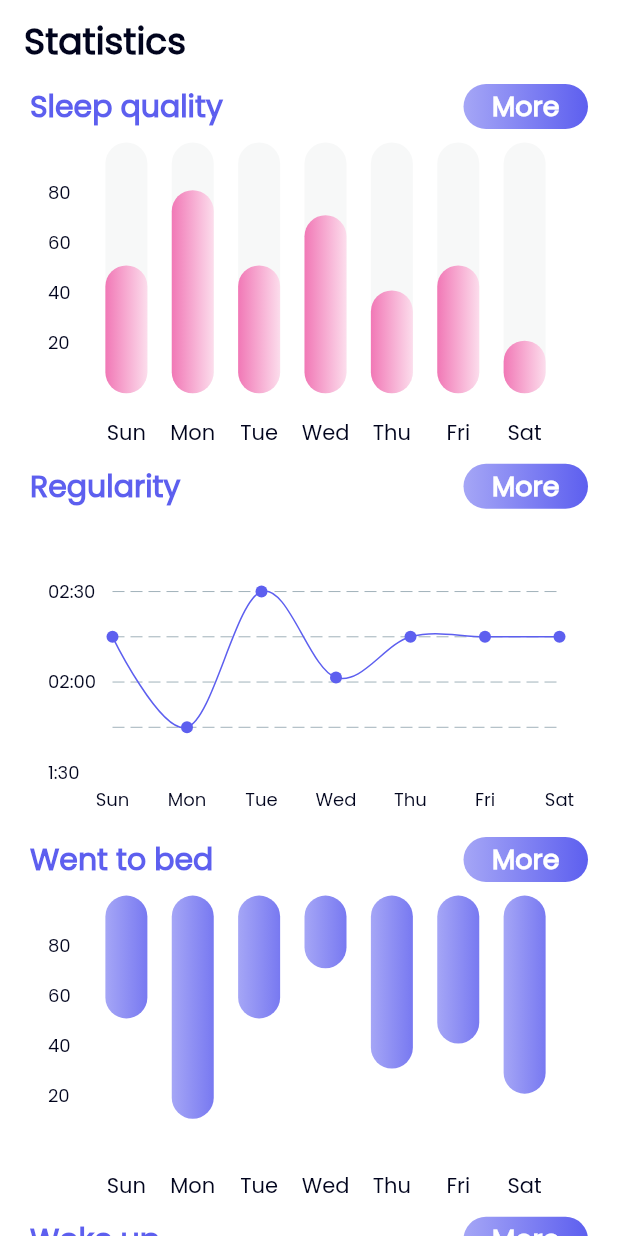
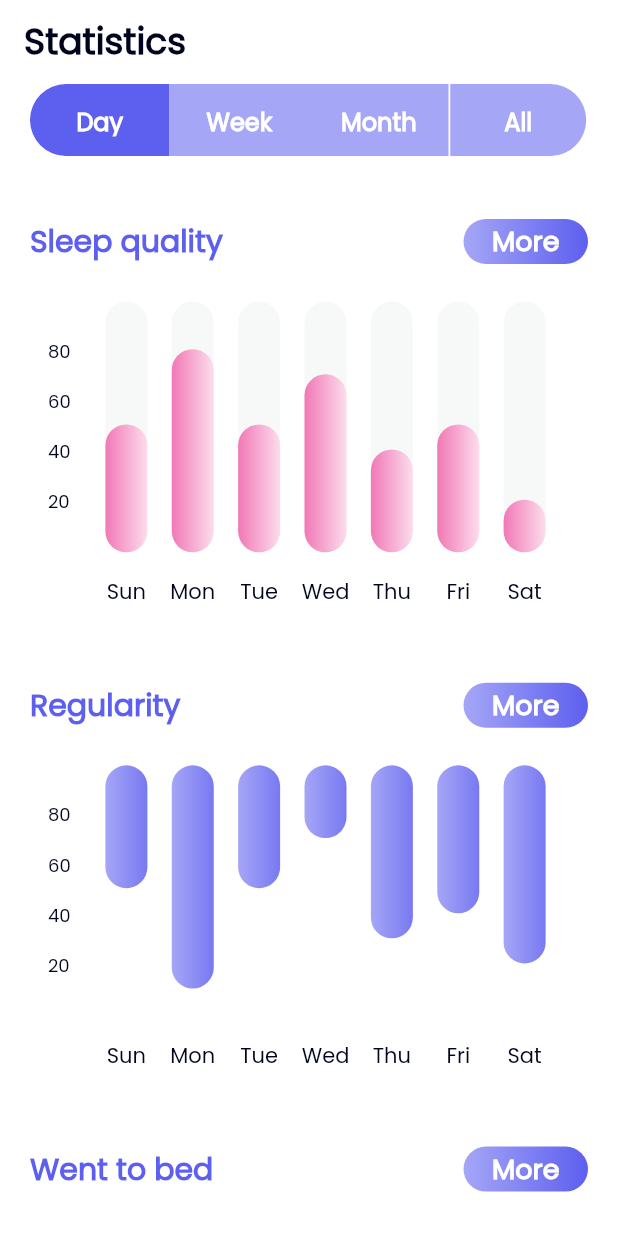
Before and after one commit to raaz0n/sleepfit, a Flutter app: the StatisticsScreen screen opened directly, on a phone screen of 412 x 824 dp. Run offline on Flutter 3.47's test engine with Material 2 defaults, Android fonts, the phone set to English and light mode, and no system bars; drawn by our look-alikes of fl_chart; our stand-ins replace date_picker_timeline, flutter_svg, flutter_time_picker_spinner, font_awesome_flutter, percent_indicator.

Commit message:
Statistics tab bar

```diff
--- a/lib/common/color.manager.dart
+++ b/lib/common/color.manager.dart
@@ -5,6 +5,7 @@ class ColorManager {
   static Color titleText = HexColor.fromHex("#5D5FEF");
   static Color subTitle = HexColor.fromHex("#01041D");
   static Color white = HexColor.fromHex("#FFFFFF");
+  static Color unTabColor = HexColor.fromHex("#A5A6F6");
 }
 
 extension HexColor on Color {
--- a/lib/common/string.manager.dart
+++ b/lib/common/string.manager.dart
@@ -23,4 +23,5 @@ class AppStrings {
   static const String wentToBed = "Went to bed";
   static const String wokeUp = "Woke up";
   static const String timeInBed = "Time in bed";
+  static const String profile = "Profile";
 }
--- a/lib/common/value.manager.dart
+++ b/lib/common/value.manager.dart
@@ -14,6 +14,7 @@ class AppPadding {
   static const double p16 = 16.0;
   static const double p18 = 18.0;
   static const double p20 = 20.0;
+  static const double p25 = 25.0;
 }
 
 class AppSize {
--- a/lib/pages/Statistics/statistics.screen.dart
+++ b/lib/pages/Statistics/statistics.screen.dart
@@ -3,7 +3,7 @@ import 'package:sleepfit/common/color.manager.dart';
 import 'package:sleepfit/common/font.manager.dart';
 import 'package:sleepfit/common/string.manager.dart';
 import 'package:sleepfit/pages/Statistics/widgets/heading.widget.dart';
-import 'package:sleepfit/widgets/line.chart.widget.dart';
+import 'package:sleepfit/pages/Statistics/widgets/topTabBar.widget.dart';
 
 import '../../common/value.manager.dart';
 import 'widgets/bar.chart.widget.dart';
@@ -37,15 +37,40 @@ class StatisticsScreen extends StatelessWidget {
               mainAxisAlignment: MainAxisAlignment.start,
               crossAxisAlignment: CrossAxisAlignment.start,
               children: const [
+                TopTabBarWidget(),
+                SizedBox(
+                  height: AppSize.s40,
+                ),
                 HeadingWidget(title: AppStrings.sleepQuality),
+                SizedBox(
+                  height: AppSize.s16,
+                ),
                 BarChartSample(),
+                SizedBox(
+                  height: AppSize.s40,
+                ),
                 HeadingWidget(title: AppStrings.regularity),
+                SizedBox(
+                  height: AppSize.s16,
+                ),
+                BarChartSample2(),
+                SizedBox(
+                  height: AppSize.s40,
+                ),
+                HeadingWidget(title: AppStrings.wentToBed),
                 LineChartWidget2(),
-                HeadingWidget(title: AppStrings.wentToBed),
-                BarChartSample2(),
+                SizedBox(
+                  height: AppSize.s40,
+                ),
                 HeadingWidget(title: AppStrings.wokeUp),
-                LineChartWidget(),
+                LineChartWidget2(),
+                SizedBox(
+                  height: AppSize.s40,
+                ),
                 HeadingWidget(title: AppStrings.timeInBed),
+                SizedBox(
+                  height: AppSize.s16,
+                ),
                 BarChartSample(),
               ],
             ),
--- a/lib/pages/Statistics/widgets/line.chart.widget2.dart
+++ b/lib/pages/Statistics/widgets/line.chart.widget2.dart
@@ -146,9 +146,9 @@ class _LineChartWidget2State extends State<LineChartWidget2> {
       borderData: FlBorderData(
         border: Border.all(color: const Color(0x0fffffff)),
       ),
-      minX: 1,
+      minX: 0,
       maxX: 13,
-      minY: 1,
+      minY: 0,
       maxY: 6,
       lineBarsData: [
         LineChartBarData(
--- /dev/null
+++ b/lib/pages/Statistics/widgets/topTabBar.widget.dart
@@ -0,0 +1,129 @@
+import 'package:flutter/material.dart';
+import 'package:sleepfit/common/color.manager.dart';
+import 'package:sleepfit/common/font.manager.dart';
+import 'package:sleepfit/common/value.manager.dart';
+import 'package:sleepfit/widgets/large.text.widget.dart';
+
+class TopTabBarWidget extends StatefulWidget {
+  const TopTabBarWidget({super.key});
+
+  @override
+  State<TopTabBarWidget> createState() => _TopTabBarWidgetState();
+}
+
+class _TopTabBarWidgetState extends State<TopTabBarWidget>
+    with TickerProviderStateMixin {
+  TabController? tabController;
+  int selectedIndex = 0;
+
+  onItemClicked(int index) {
+    setState(() {
+      selectedIndex = index;
+      tabController!.index = selectedIndex;
+    });
+  }
+
+  @override
+  void initState() {
+    super.initState();
+    tabController = TabController(length: 4, vsync: this);
+  }
+
+  @override
+  Widget build(BuildContext context) {
+    return Column(
+      crossAxisAlignment: CrossAxisAlignment.start,
+      children: [
+        Align(
+          alignment: Alignment.topLeft,
+          child: TabBar(
+            controller: tabController,
+            labelColor: ColorManager.white,
+            unselectedLabelColor: Colors.grey,
+            isScrollable: false,
+            indicator: const BoxDecoration(),
+            indicatorSize: TabBarIndicatorSize.label,
+            labelPadding: EdgeInsets.zero,
+            padding: EdgeInsets.zero,
+            tabs: [
+              Container(
+                decoration: BoxDecoration(
+                  color: ColorManager.titleText,
+                  border: Border.all(color: ColorManager.titleText),
+                  borderRadius: const BorderRadius.only(
+                      topLeft: Radius.circular(AppSize.s30),
+                      bottomLeft: Radius.circular(AppSize.s30)),
+                ),
+                child: Tab(
+                  child: Padding(
+                    padding: const EdgeInsets.symmetric(
+                        horizontal: AppSize.s28, vertical: AppPadding.p12),
+                    child: AppLargeText(
+                      text: "Days",
+                      size: FontSize.s16,
+                      color: ColorManager.white,
+                    ),
+                  ),
+                ),
+              ),
+              Container(
+                decoration: BoxDecoration(
+                  color: ColorManager.unTabColor,
+                  border: Border.all(color: ColorManager.unTabColor),
+                ),
+                child: Tab(
+                  child: Padding(
+                    padding: const EdgeInsets.symmetric(
+                        horizontal: AppPadding.p20, vertical: AppPadding.p12),
+                    child: AppLargeText(
+                      text: "Weeks",
+                      size: FontSize.s16,
+                      color: ColorManager.white,
+                    ),
+                  ),
+                ),
+              ),
+              Container(
+                decoration: BoxDecoration(
+                  color: ColorManager.unTabColor,
+                  border: Border.all(color: ColorManager.unTabColor),
+                ),
+                child: Tab(
+                  child: Padding(
+                    padding: const EdgeInsets.symmetric(
+                        horizontal: AppPadding.p20, vertical: AppPadding.p12),
+                    child: AppLargeText(
+                      text: "Months",
+                      size: FontSize.s16,
+                      color: ColorManager.white,
+                    ),
+                  ),
+                ),
+              ),
+              Container(
+                decoration: BoxDecoration(
+                  color: ColorManager.unTabColor,
+                  border: Border.all(color: ColorManager.unTabColor),
+                  borderRadius: const BorderRadius.only(
+                      topRight: Radius.circular(AppSize.s30),
+                      bottomRight: Radius.circular(AppSize.s30)),
+                ),
+                child: Tab(
+                  child: Padding(
+                    padding: const EdgeInsets.symmetric(
+                        horizontal: 35, vertical: AppPadding.p12),
+                    child: AppLargeText(
+                      text: "All",
+                      size: FontSize.s16,
+                      color: ColorManager.white,
+                    ),
+                  ),
+                ),
+              ),
+            ],
+          ),
+        ),
+      ],
+    );
+  }
+}
```
Also changed, not shown: lib/pages/Journal/journal.screen.dart (+27 -9 lines), lib/pages/Profile/profile.screen.dart (+26 -2 lines).
